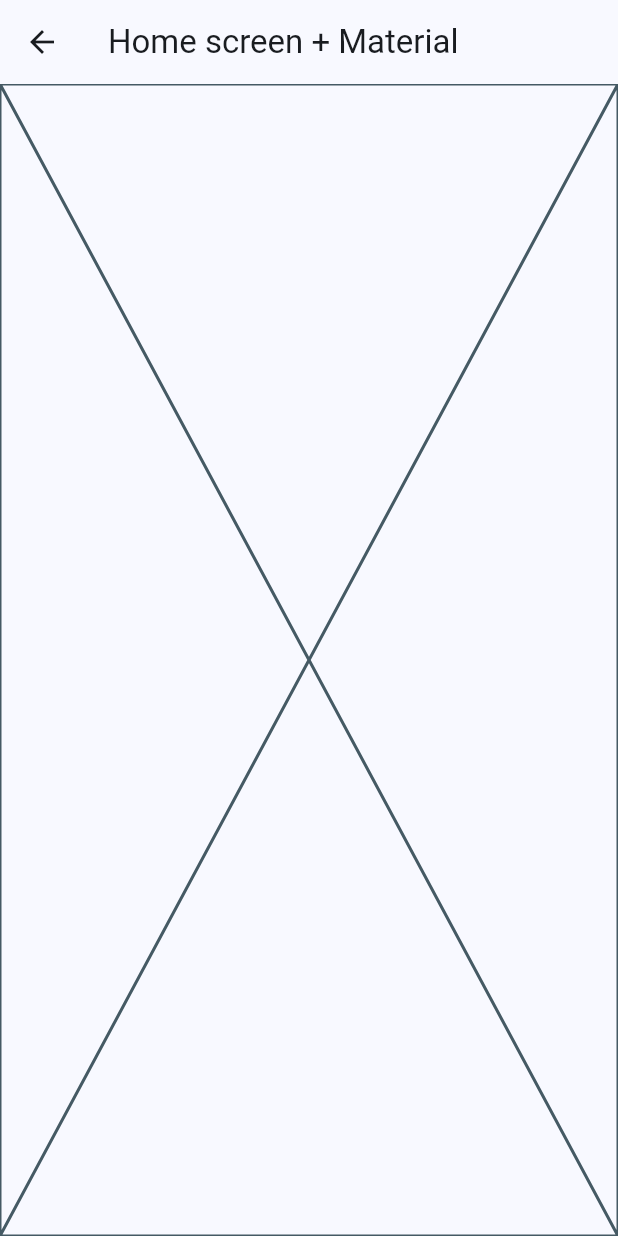
After one commit to apoj2/flutter-widgets-app, a Flutter app: the AnimatedScreen screen opened directly, on a phone screen of 412 x 824 dp. The commit adds this screen. Run offline on Flutter 3.47's test engine with Material 3 defaults, Android fonts, the phone set to English and light mode, and no system bars; our stand-ins replace go_router; missing offline and left inert: dart:ffi.

Commit message:
creacion de screens a utilizar

```diff
--- /dev/null
+++ b/lib/presentation/screens/animated/animated_screen.dart
@@ -0,0 +1,17 @@
+import 'package:flutter/material.dart';
+
+class AnimatedScreen extends StatelessWidget {
+  static const String name = 'animated_screen';
+
+  const AnimatedScreen({super.key});
+
+  @override
+  Widget build(BuildContext context) {
+    return Scaffold(
+      appBar: AppBar(
+        title: const Text('Home screen + Material'),
+      ),
+      body: const Placeholder(),
+    );
+  }
+}
```
Also changed, not shown: lib/presentation/screens/app_tutorial/app_tutorial_screen.dart (added, +17 -0 lines), lib/presentation/screens/infinite_scroll/infinite_scroll_screen.dart (added, +17 -0 lines), lib/presentation/screens/progress/progress_screen.dart (added, +17 -0 lines), lib/presentation/screens/snackbar/snackbar_screen.dart (added, +17 -0 lines), lib/presentation/screens/sreens.dart (+7 -0 lines), lib/presentation/screens/ui_controls/ui_controls_screen.dart (added, +17 -0 lines).
